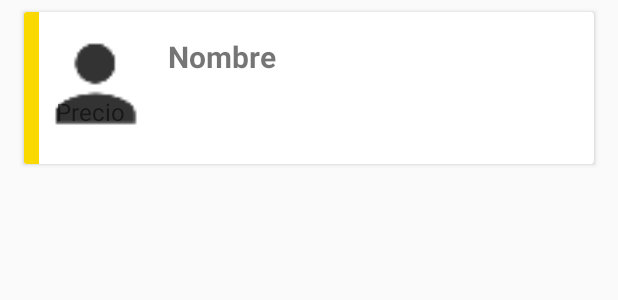
After one commit to vicse/Integrador4toMovilClient, an Android app: the layout item_producto.xml on its own in the app's theme, with its tools: preview values and no code run, on a phone screen of 412 x 824 dp. The commit adds this screen. Shown: the top 300 px of the screen. Run offline under Robolectric (Android 15) with nearby library versions, the phone set to English and light mode, and no system bars.

Commit message:
Lista de productos por proveedor

```diff
--- a/app/src/main/java/com/ore/vicse/integrador4toclient/models/Proveedor.java
+++ b/app/src/main/java/com/ore/vicse/integrador4toclient/models/Proveedor.java
@@ -68,4 +68,5 @@ public class Proveedor {
                 ", password='" + password + '\'' +
                 '}';
     }
+
 }
--- a/app/src/main/java/com/ore/vicse/integrador4toclient/services/ApiService.java
+++ b/app/src/main/java/com/ore/vicse/integrador4toclient/services/ApiService.java
@@ -1,6 +1,7 @@
 package com.ore.vicse.integrador4toclient.services;
 
 import com.ore.vicse.integrador4toclient.models.Cliente;
+import com.ore.vicse.integrador4toclient.models.Producto;
 import com.ore.vicse.integrador4toclient.models.Proveedor;
 
 import java.util.List;
@@ -30,4 +31,7 @@ public interface ApiService {
     @GET("/api/clientes/{id}/")
     Call<Cliente> showCliente(@Path("id") Integer id);
 
+    @GET("proveedores/{id}/productos")
+    Call<List<Producto>> getProductos(@Path("id") Integer id);
+
 }
--- /dev/null
+++ b/app/src/main/res/layout/item_producto.xml
@@ -0,0 +1,57 @@
+<?xml version="1.0" encoding="utf-8"?>
+<android.support.v7.widget.CardView
+    xmlns:android="http://schemas.android.com/apk/res/android"
+    xmlns:app="http://schemas.android.com/apk/res-auto"
+    android:layout_width="match_parent"
+    android:layout_height="wrap_content"
+    android:layout_marginStart="16dp"
+    android:layout_marginEnd="16dp"
+    android:layout_marginTop="8dp"
+    android:layout_marginBottom="8dp"
+    android:focusable="true"
+    android:clickable="true"
+    android:foreground="?android:attr/selectableItemBackground">
+
+    <FrameLayout
+        android:layout_width="10dp"
+        android:layout_height="match_parent"
+        android:background="@color/colorAccent">
+    </FrameLayout>
+
+    <RelativeLayout
+        android:layout_width="match_parent"
+        android:layout_height="wrap_content"
+        android:padding="16dp">
+
+        <ImageView
+            android:id="@+id/foto_imageProducto"
+            android:layout_width="64dp"
+            android:layout_height="64dp"
+            android:layout_alignParentStart="true"
+            android:layout_marginEnd="16dp"
+            app:srcCompat="@drawable/ic_person_black"/>
+
+        <TextView
+            android:id="@+id/nombre_text"
+            android:layout_width="match_parent"
+            android:layout_height="wrap_content"
+            android:layout_toEndOf="@+id/foto_imageProducto"
+            android:textSize="20sp"
+            android:textStyle="bold"
+            android:text="Nombre"/>
+
+        <TextView
+            android:id="@+id/precio_text"
+            android:layout_width="match_parent"
+            android:layout_height="wrap_content"
+            android:layout_below="@+id/nombre_text"
+            android:layout_marginStart="5dp"
+            android:layout_marginTop="12dp"
+            android:layout_marginBottom="8dp"
+            android:layout_toEndOf="@+id/foto_image"
+            android:text="Precio"
+            android:textSize="16sp" />
+
+
+    </RelativeLayout>
+</android.support.v7.widget.CardView>
```
Also changed, not shown: app/src/main/java/com/ore/vicse/integrador4toclient/activities/HomeActivity.java (+12 -5 lines), app/src/main/java/com/ore/vicse/integrador4toclient/activities/RegisterClientActivity.java (+20 -8 lines), app/src/main/java/com/ore/vicse/integrador4toclient/adapters/ProductosAdapter.java (added, +66 -0 lines), app/src/main/java/com/ore/vicse/integrador4toclient/adapters/ProveedoresAdapter.java (+16 -2 lines), app/src/main/java/com/ore/vicse/integrador4toclient/fragments/ProductFragment.java (+29 -8 lines), app/src/main/java/com/ore/vicse/integrador4toclient/fragments/ProviderFragment.java (+10 -0 lines), app/src/main/java/com/ore/vicse/integrador4toclient/models/Producto.java (added, +93 -0 lines), app/src/main/res/layout/fragment_product.xml (+9 -9 lines).
